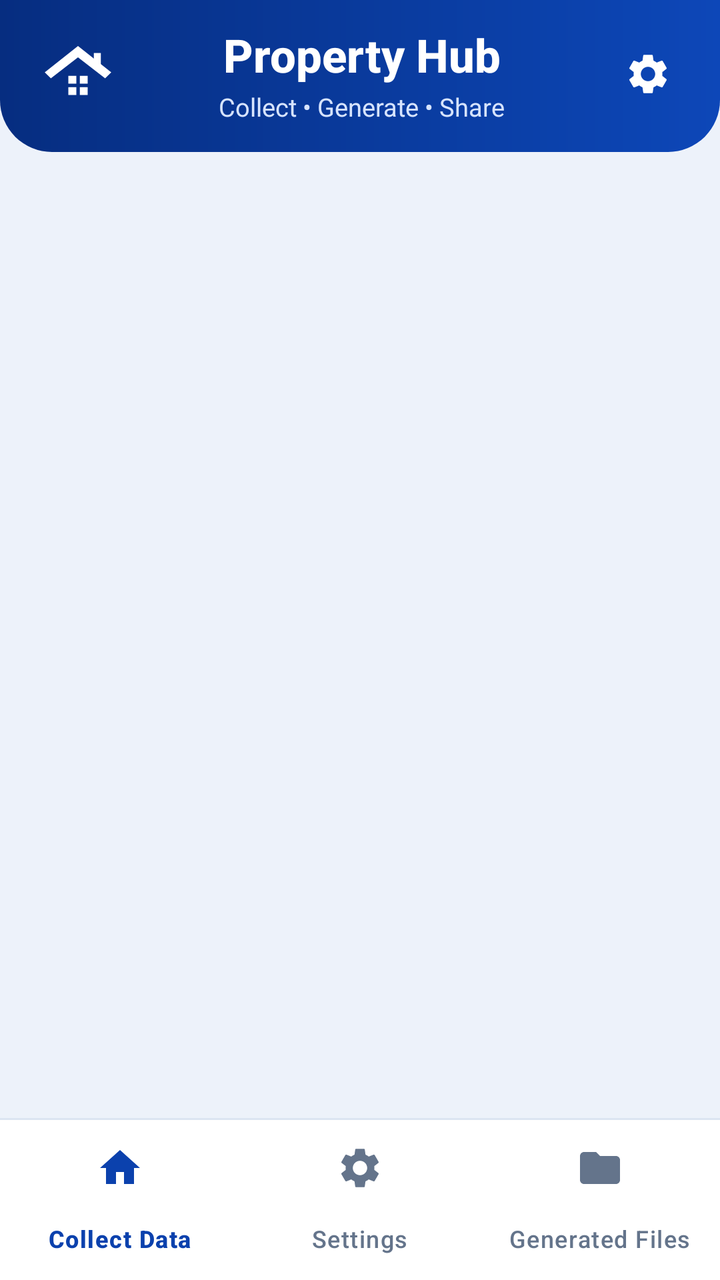
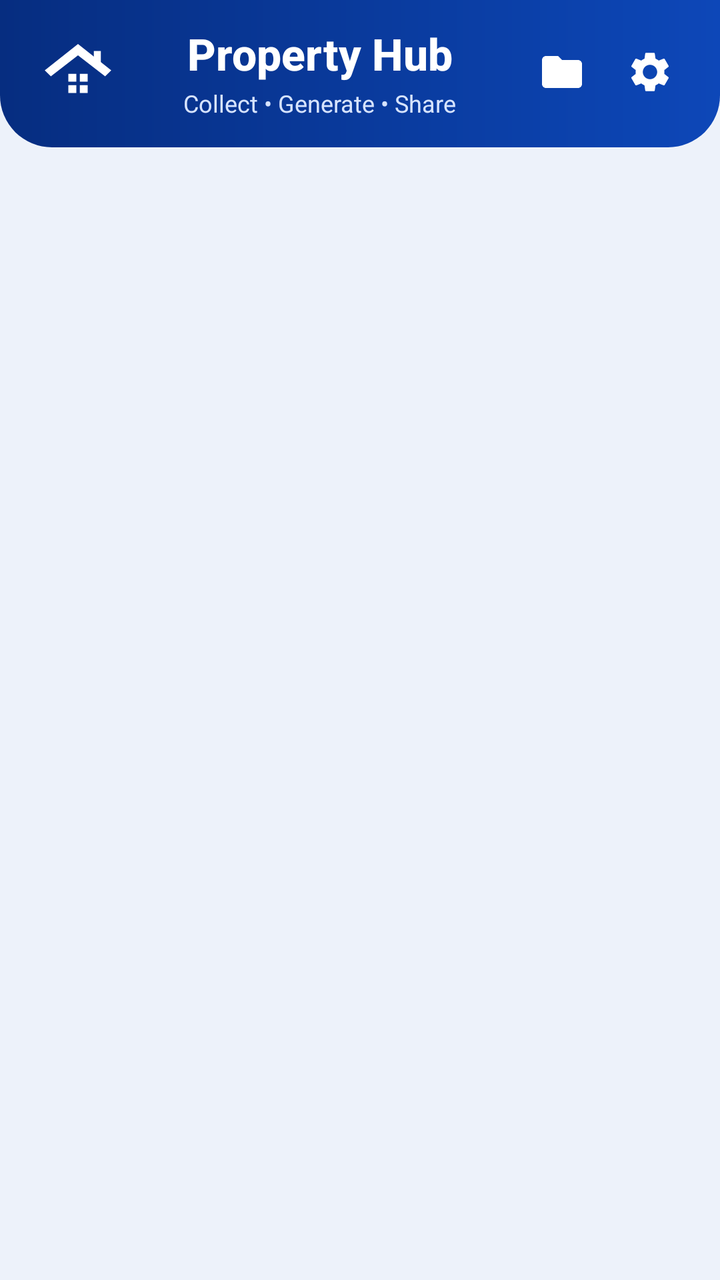

Before-and-after screenshots of an Android layout around one commit, followed by the original layout XML and the change that was made.
<!-- AndroidManifest.xml: application theme Theme.PropertyHub -->
<!-- res/layout/activity_main.xml -->
<?xml version="1.0" encoding="utf-8"?>
<FrameLayout xmlns:android="http://schemas.android.com/apk/res/android"
    xmlns:app="http://schemas.android.com/apk/res-auto"
    android:layout_width="match_parent"
    android:layout_height="match_parent"
    android:background="?attr/phCanvasBg">

    <LinearLayout
        android:layout_width="match_parent"
        android:layout_height="match_parent"
        android:orientation="vertical">

        
        <androidx.constraintlayout.widget.ConstraintLayout
            android:layout_width="match_parent"
            android:layout_height="wrap_content"
            android:background="@drawable/bg_header_navy"
            android:paddingStart="18dp"
            android:paddingTop="12dp"
            android:paddingEnd="14dp"
            android:paddingBottom="14dp">

            <ImageView
                android:id="@+id/ivBrandLogo"
                android:layout_width="42dp"
                android:layout_height="42dp"
                android:contentDescription="@string/app_name"
                android:src="@drawable/ic_brand_house"
                app:layout_constraintBottom_toBottomOf="parent"
                app:layout_constraintStart_toStartOf="parent"
                app:layout_constraintTop_toTopOf="parent" />

            <LinearLayout
                android:id="@+id/headerTitleGroup"
                android:layout_width="0dp"
                android:layout_height="wrap_content"
                android:layout_marginStart="8dp"
                android:layout_marginEnd="8dp"
                android:gravity="center"
                android:orientation="vertical"
                app:layout_constraintBottom_toBottomOf="parent"
                app:layout_constraintEnd_toStartOf="@id/btnHeaderSettings"
                app:layout_constraintStart_toEndOf="@id/ivBrandLogo"
                app:layout_constraintTop_toTopOf="parent">

                <TextView
                    android:layout_width="wrap_content"
                    android:layout_height="wrap_content"
                    android:fontFamily="sans-serif-medium"
                    android:text="@string/app_name"
                    android:textColor="@color/white"
                    android:textSize="23sp"
                    android:textStyle="bold" />

                <TextView
                    android:layout_width="wrap_content"
                    android:layout_height="wrap_content"
                    android:layout_marginTop="2dp"
                    android:text="@string/app_subtitle"
                    android:textColor="@color/header_subtitle"
                    android:textSize="12.5sp" />
            </LinearLayout>

            <ImageButton
                android:id="@+id/btnHeaderSettings"
                android:layout_width="44dp"
                android:layout_height="44dp"
                android:background="?attr/selectableItemBackgroundBorderless"
                android:contentDescription="@string/settings_desc"
                android:padding="10dp"
                android:scaleType="fitCenter"
                android:src="@drawable/ic_settings_gear"
                app:layout_constraintBottom_toBottomOf="parent"
                app:layout_constraintEnd_toEndOf="parent"
                app:layout_constraintTop_toTopOf="parent" />
        </androidx.constraintlayout.widget.ConstraintLayout>

        
        <LinearLayout
            android:id="@+id/storageWarningBanner"
            android:layout_width="match_parent"
            android:layout_height="wrap_content"
            android:layout_marginStart="14dp"
            android:layout_marginTop="10dp"
            android:layout_marginEnd="14dp"
            android:background="@drawable/bg_warning_banner"
            android:gravity="center_vertical"
            android:orientation="horizontal"
            android:paddingStart="14dp"
            android:paddingTop="8dp"
            android:paddingEnd="8dp"
            android:paddingBottom="8dp"
            android:visibility="gone">

            <TextView
                android:id="@+id/tvStorageWarningText"
                android:layout_width="0dp"
                android:layout_height="wrap_content"
                android:layout_weight="1"
                android:text="@string/storage_banner_missing"
                android:textColor="@color/warning_text"
                android:textSize="12.5sp" />

            <com.google.android.material.button.MaterialButton
                android:id="@+id/btnBannerSelectFolder"
                style="@style/Widget.Material3.Button.TextButton"
                android:layout_width="wrap_content"
                android:layout_height="wrap_content"
                android:minHeight="40dp"
                android:text="@string/select_folder_action"
                android:textColor="@color/blue_primary"
                android:textStyle="bold" />
        </LinearLayout>

        
        <FrameLayout
            android:id="@+id/fragmentContainer"
            android:layout_width="match_parent"
            android:layout_height="0dp"
            android:layout_weight="1" />

        <View
            android:layout_width="match_parent"
            android:layout_height="1dp"
            android:background="?attr/phNavBorder" />

        
        <com.google.android.material.bottomnavigation.BottomNavigationView
            android:id="@+id/bottomNavigation"
            android:layout_width="match_parent"
            android:layout_height="wrap_content"
            android:background="?attr/phNavBg"
            app:elevation="6dp"
            app:itemActiveIndicatorStyle="@null"
            app:itemIconTint="@color/bottom_nav_item_color"
            app:itemTextColor="@color/bottom_nav_item_color"
            app:labelVisibilityMode="labeled"
            app:menu="@menu/bottom_nav_menu" />

    </LinearLayout>

    
    <com.google.android.material.card.MaterialCardView
        android:id="@+id/topToastCard"
        android:layout_width="match_parent"
        android:layout_height="wrap_content"
        android:layout_gravity="top|center_horizontal"
        android:layout_marginStart="14dp"
        android:layout_marginTop="10dp"
        android:layout_marginEnd="14dp"
        android:visibility="gone"
        app:cardBackgroundColor="#0F172A"
        app:cardCornerRadius="16dp"
        app:cardElevation="10dp"
        app:strokeColor="#334155"
        app:strokeWidth="1dp">

        <LinearLayout
            android:layout_width="match_parent"
            android:layout_height="wrap_content"
            android:gravity="center_vertical"
            android:orientation="horizontal"
            android:paddingStart="14dp"
            android:paddingTop="11dp"
            android:paddingEnd="14dp"
            android:paddingBottom="11dp">

            <ImageView
                android:id="@+id/ivTopToastIcon"
                android:layout_width="24dp"
                android:layout_height="24dp"
                android:contentDescription="@null"
                android:src="@drawable/ic_check_circle" />

            <LinearLayout
                android:layout_width="0dp"
                android:layout_height="wrap_content"
                android:layout_marginStart="11dp"
                android:layout_weight="1"
                android:orientation="vertical">

                <TextView
                    android:id="@+id/tvTopToastTitle"
                    android:layout_width="wrap_content"
                    android:layout_height="wrap_content"
                    android:ellipsize="end"
                    android:maxLines="1"
                    android:textColor="@color/white"
                    android:textSize="14sp"
                    android:textStyle="bold" />

                <TextView
                    android:id="@+id/tvTopToastMessage"
                    android:layout_width="wrap_content"
                    android:layout_height="wrap_content"
                    android:layout_marginTop="1dp"
                    android:ellipsize="end"
                    android:maxLines="1"
                    android:textColor="#CBD5E1"
                    android:textSize="12sp" />
            </LinearLayout>
        </LinearLayout>
    </com.google.android.material.card.MaterialCardView>

</FrameLayout>
<!-- resources referenced by this layout -->
<resources>
  <color name="blue_primary">#0B41AD</color>
  <color name="header_subtitle">#D7E4FF</color>
  <color name="warning_text">#7A4600</color>
  <color name="white">#FFFFFFFF</color>
  <!-- drawable bg_header_navy (drawable) -->
  <?xml version="1.0" encoding="utf-8"?>
  <shape xmlns:android="http://schemas.android.com/apk/res/android"
      android:shape="rectangle">
      <gradient
          android:angle="0"
          android:startColor="@color/header_navy_start"
          android:endColor="@color/header_navy_end"
          android:type="linear" />
      <corners
          android:bottomLeftRadius="26dp"
          android:bottomRightRadius="26dp" />
  </shape>
  <!-- drawable bg_warning_banner (drawable) -->
  <?xml version="1.0" encoding="utf-8"?>
  <shape xmlns:android="http://schemas.android.com/apk/res/android"
      android:shape="rectangle">
      <solid android:color="@color/warning_bg" />
      <stroke android:width="1dp" android:color="@color/warning_border" />
      <corners android:radius="14dp" />
  </shape>
  <!-- drawable ic_brand_house (drawable) -->
  <?xml version="1.0" encoding="utf-8"?>
  <vector xmlns:android="http://schemas.android.com/apk/res/android"
      android:width="44dp"
      android:height="44dp"
      android:viewportWidth="48"
      android:viewportHeight="48">
      
      <path
          android:fillColor="#FFFFFFFF"
          android:pathData="M24,8 L5,23 L8.5,26.5 L24,14.5 L39.5,26.5 L43,23 Z" />
      
      <path
          android:fillColor="#FFFFFFFF"
          android:pathData="M33,12 L37,12 L37,19.5 L33,16.5 Z" />
      
      <path
          android:fillColor="#FFFFFFFF"
          android:pathData="M18.5,25 H23 V29.5 H18.5 Z M25,25 H29.5 V29.5 H25 Z M18.5,31.5 H23 V36 H18.5 Z M25,31.5 H29.5 V36 H25 Z" />
  </vector>
  <!-- drawable ic_check_circle (drawable) -->
  <?xml version="1.0" encoding="utf-8"?>
  <vector xmlns:android="http://schemas.android.com/apk/res/android"
      android:width="24dp"
      android:height="24dp"
      android:viewportWidth="24"
      android:viewportHeight="24">
      <path
          android:fillColor="#FF22C55E"
          android:pathData="M12,2C6.48,2 2,6.48 2,12s4.48,10 10,10s10,-4.48 10,-10S17.52,2 12,2zM10,17l-5,-5l1.41,-1.41L10,14.17l7.59,-7.59L19,8L10,17z" />
  </vector>
  <string name="app_name">Property Hub</string>
  <string name="app_subtitle">Collect • Generate • Share</string>
  <string name="select_folder_action">Select Folder</string>
  <string name="settings_desc">Settings</string>
  <string name="storage_banner_missing">Folder access is needed to save TXT records and posters offline.</string>
  <color name="header_navy_start">#062D80</color>
  <color name="header_navy_end">#0D47B8</color>
  <color name="warning_bg">#FFF4E5</color>
  <color name="warning_border">#F5C27B</color>
  <color name="green_primary">#0B8A38</color>
  <color name="canvas_bg">#EDF2FA</color>
  <color name="blue_card_stroke">#D8E2F2</color>
  <color name="subtle_surface_blue">#DCE8FA</color>
  <color name="text_primary">#0B1F44</color>
  <color name="text_hint">#64748B</color>
  <color name="input_border">#C4D3E8</color>
  <color name="nav_border_light">#DCE5F2</color>
  <!-- unchanged entries left out for length: 2 -->
</resources>

<!-- the commit's change to res/layout/activity_main.xml (unified diff, before → after) -->
@@ -39,7 +39,7 @@
                 android:gravity="center"
                 android:orientation="vertical"
                 app:layout_constraintBottom_toBottomOf="parent"
-                app:layout_constraintEnd_toStartOf="@id/btnHeaderSettings"
+                app:layout_constraintEnd_toStartOf="@id/btnHeaderFiles"
                 app:layout_constraintStart_toEndOf="@id/ivBrandLogo"
                 app:layout_constraintTop_toTopOf="parent">
 
@@ -49,7 +49,7 @@
                     android:fontFamily="sans-serif-medium"
                     android:text="@string/app_name"
                     android:textColor="@color/white"
-                    android:textSize="23sp"
+                    android:textSize="22sp"
                     android:textStyle="bold" />
 
                 <TextView
@@ -58,16 +58,31 @@
                     android:layout_marginTop="2dp"
                     android:text="@string/app_subtitle"
                     android:textColor="@color/header_subtitle"
-                    android:textSize="12.5sp" />
+                    android:textSize="12sp" />
             </LinearLayout>
+
+            <ImageButton
+                android:id="@+id/btnHeaderFiles"
+                android:layout_width="42dp"
+                android:layout_height="42dp"
+                android:layout_marginEnd="2dp"
+                android:background="?attr/selectableItemBackgroundBorderless"
+                android:contentDescription="@string/nav_generated_files"
+                android:padding="9dp"
+                android:scaleType="fitCenter"
+                android:src="@drawable/ic_nav_folder"
+                app:layout_constraintBottom_toBottomOf="parent"
+                app:layout_constraintEnd_toStartOf="@id/btnHeaderSettings"
+                app:layout_constraintTop_toTopOf="parent"
+                app:tint="@color/white" />
 
             <ImageButton
                 android:id="@+id/btnHeaderSettings"
-                android:layout_width="44dp"
-                android:layout_height="44dp"
+                android:layout_width="42dp"
+                android:layout_height="42dp"
                 android:background="?attr/selectableItemBackgroundBorderless"
                 android:contentDescription="@string/settings_desc"
-                android:padding="10dp"
+                android:padding="9dp"
                 android:scaleType="fitCenter"
                 android:src="@drawable/ic_settings_gear"
                 app:layout_constraintBottom_toBottomOf="parent"
@@ -118,24 +133,6 @@
             android:layout_width="match_parent"
             android:layout_height="0dp"
             android:layout_weight="1" />
-
-        <View
-            android:layout_width="match_parent"
-            android:layout_height="1dp"
-            android:background="?attr/phNavBorder" />
-
-        
-        <com.google.android.material.bottomnavigation.BottomNavigationView
-            android:id="@+id/bottomNavigation"
-            android:layout_width="match_parent"
-            android:layout_height="wrap_content"
-            android:background="?attr/phNavBg"
-            app:elevation="6dp"
-            app:itemActiveIndicatorStyle="@null"
-            app:itemIconTint="@color/bottom_nav_item_color"
-            app:itemTextColor="@color/bottom_nav_item_color"
-            app:labelVisibilityMode="labeled"
-            app:menu="@menu/bottom_nav_menu" />
 
     </LinearLayout>
 
<!-- resource entries referenced after the edit -->
@@ -56,8 +56,20 @@
           android:fillColor="#FF22C55E"
           android:pathData="M12,2C6.48,2 2,6.48 2,12s4.48,10 10,10s10,-4.48 10,-10S17.52,2 12,2zM10,17l-5,-5l1.41,-1.41L10,14.17l7.59,-7.59L19,8L10,17z" />
   </vector>
+  <!-- drawable ic_nav_folder (drawable) -->
+  <?xml version="1.0" encoding="utf-8"?>
+  <vector xmlns:android="http://schemas.android.com/apk/res/android"
+      android:width="24dp"
+      android:height="24dp"
+      android:viewportWidth="24"
+      android:viewportHeight="24">
+      <path
+          android:fillColor="#FF000000"
+          android:pathData="M10,4H4c-1.1,0 -1.99,0.9 -1.99,2L2,18c0,1.1 0.9,2 2,2h16c1.1,0 2,-0.9 2,-2V8c0,-1.1 -0.9,-2 -2,-2h-8l-2,-2z" />
+  </vector>
   <string name="app_name">Property Hub</string>
   <string name="app_subtitle">Collect • Generate • Share</string>
+  <string name="nav_generated_files">Generated Files</string>
   <string name="select_folder_action">Select Folder</string>
   <string name="settings_desc">Settings</string>
   <string name="storage_banner_missing">Folder access is needed to save TXT records and posters offline.</string>
